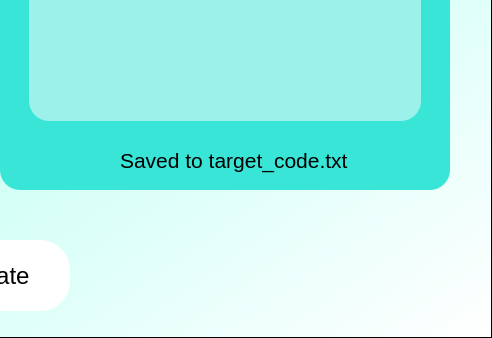
Old version of the form Py2Plus/Py2Plus.ui in the repository EslamMohamed117/Py2Plus-Translator; both pictures show x 532 to 1024 and y 430 to 768 of the 1024 by 768 pixel window.
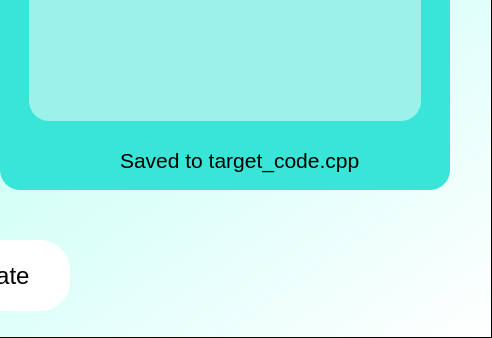
New version of the form.

```diff
--- a/Py2Plus/Py2Plus.ui
+++ b/Py2Plus/Py2Plus.ui
@@ -460,7 +460,7 @@
        <rect>
         <x>120</x>
         <y>450</y>
-        <width>230</width>
+        <width>241</width>
         <height>40</height>
        </rect>
       </property>
@@ -470,7 +470,7 @@
        </font>
       </property>
       <property name="text">
-       <string>Saved to target_code.txt</string>
+       <string>Saved to target_code.cpp</string>
       </property>
      </widget>
      <widget class="QLabel" name="outputTitle">
```
